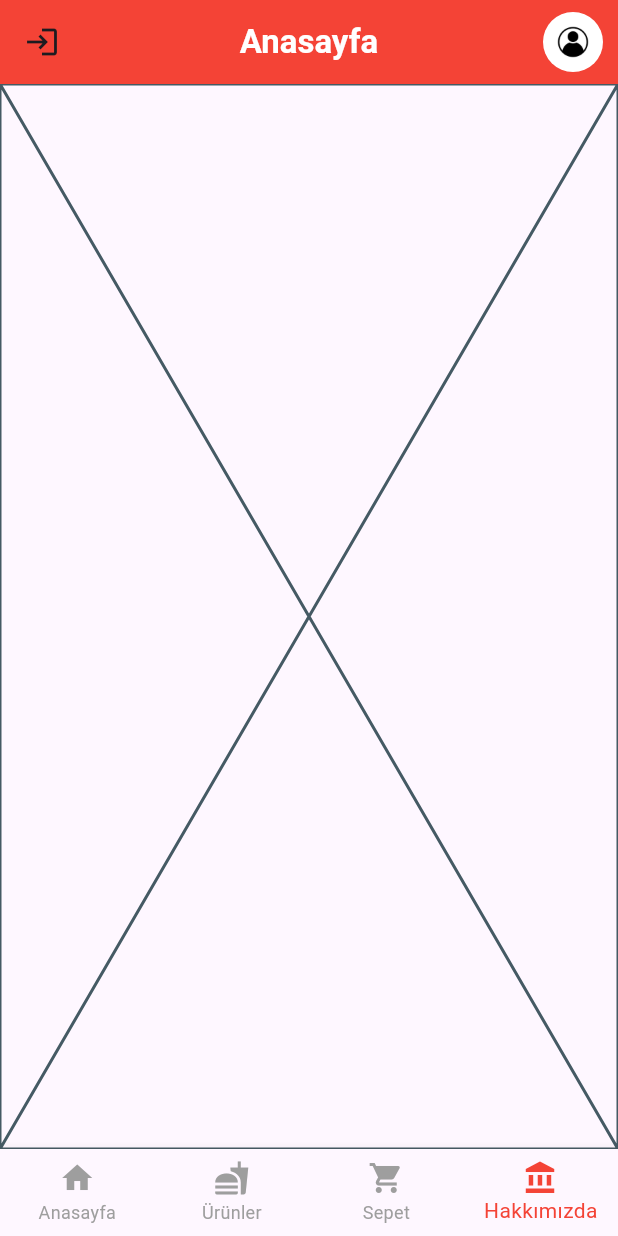
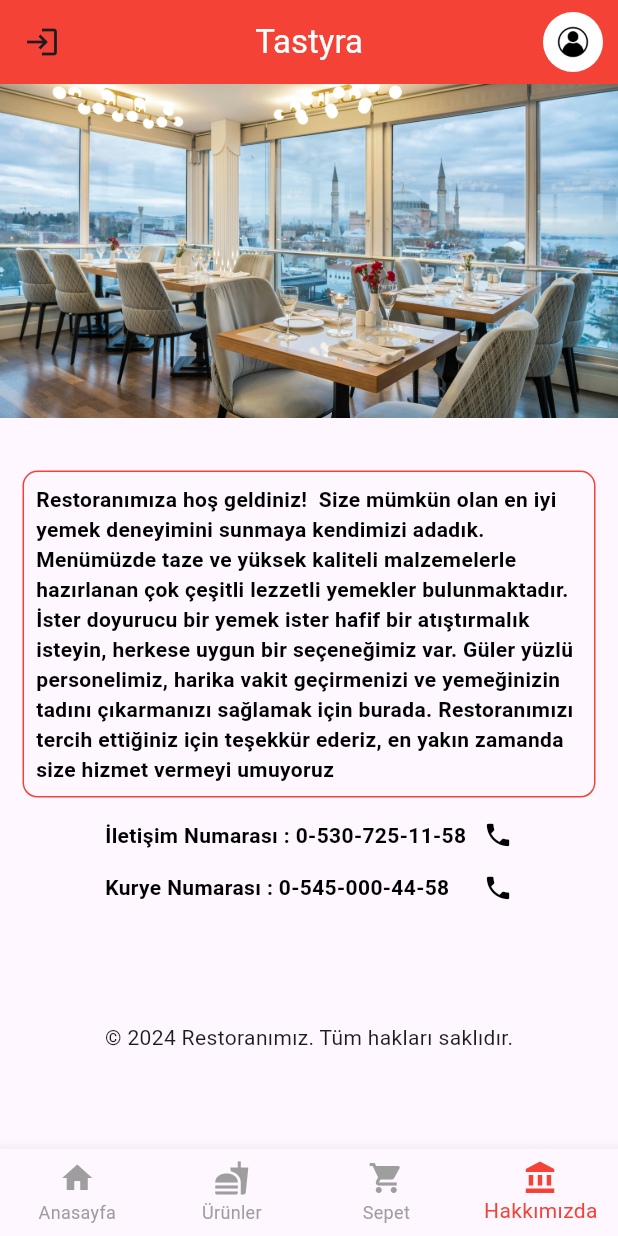
Before and after one commit to BekirTugraKarabulut/Restaurant-Project, a Flutter app: the HomePage screen opened directly with empty values, item 4 of the bottom bar chosen, on a phone screen of 412 x 824 dp. Run offline on Flutter 3.47's test engine with Material 3 defaults, Android fonts, the phone set to English and light mode, and no system bars; our stand-ins replace flutter_map, latlong2, lottie; network calls fail.

Commit message:
AboutUs Page Design Completed

```diff
--- a/restaurant_frontend/lib/pages/home/home_page.dart
+++ b/restaurant_frontend/lib/pages/home/home_page.dart
@@ -230,8 +230,8 @@
         }, icon:  Icon(Icons.login)),
         backgroundColor: Colors.red,
         title: const Text(
-          "Anasayfa",
-          style: TextStyle(color: Colors.white, fontWeight: FontWeight.bold),
+          "Tastyra",
+          style: TextStyle(color: Colors.white, fontWeight: FontWeight.normal),
         ),
         centerTitle: true,
         actions: [
--- a/restaurant_frontend/lib/pages/navigation_page/AboutUsPage.dart
+++ b/restaurant_frontend/lib/pages/navigation_page/AboutUsPage.dart
@@ -12,6 +12,54 @@
 class _AboutuspageState extends State<Aboutuspage> {
   @override
   Widget build(BuildContext context) {
-    return const Placeholder();
+    return Scaffold(
+        body: Center(
+          child: Column(
+            children: [
+              Image.asset("images/restaurant.jpeg"),
+              const SizedBox(height: 20),
+              Padding(
+                padding: const EdgeInsets.all(15.0),
+                child: Container(
+                  decoration: BoxDecoration(
+                    borderRadius: BorderRadius.all(Radius.circular(10)),
+                    border: Border.all(
+                      color: Colors.red
+                    )
+                  ),
+                  child: Column(crossAxisAlignment: CrossAxisAlignment.stretch,
+                    children: [
+                      Padding(
+                        padding: const EdgeInsets.all(8.0),
+                        child: Text(style: TextStyle(color: Colors.black , fontWeight: FontWeight.bold),
+                            "Restoranımıza hoş geldiniz!  Size mümkün olan en iyi yemek deneyimini sunmaya kendimizi adadık.  Menümüzde taze ve yüksek kaliteli malzemelerle hazırlanan çok çeşitli lezzetli yemekler bulunmaktadır. İster doyurucu bir yemek ister hafif bir atıştırmalık isteyin, herkese uygun bir seçeneğimiz var. Güler yüzlü personelimiz, harika vakit geçirmenizi ve yemeğinizin tadını çıkarmanızı sağlamak için burada. Restoranımızı tercih ettiğiniz için teşekkür ederiz, en yakın zamanda size hizmet vermeyi umuyoruz"
+                        ,
+                          textAlign: TextAlign.start,
+                          softWrap: true,
+                        ),
+                      ),
+                    ],
+                  ),
+                ),
+              ),
+              Row(mainAxisAlignment: MainAxisAlignment.center,
+                children: [
+                  Text("İletişim Numarası : 0-530-725-11-58   ",style: TextStyle(color: Colors.black , fontWeight: FontWeight.bold),),
+                  Icon(Icons.phone , color: Colors.black,size: 20,)
+                ],
+              ),
+              const SizedBox(height: 15,),
+              Row(mainAxisAlignment: MainAxisAlignment.center,
+                children: [
+                  Text("Kurye Numarası : 0-545-000-44-58      ", style: TextStyle(color: Colors.black , fontWeight: FontWeight.bold),),
+                  Icon(Icons.phone , color: Colors.black,size: 20,)
+                ],
+              ),
+              const SizedBox(height: 80,),
+              Text("© 2024 Restoranımız. Tüm hakları saklıdır.",)
+            ],
+          ),
+        ),
+    );
   }
 }
```
Also changed, not shown: restaurant_frontend/images/restaurant.jpeg (added).
